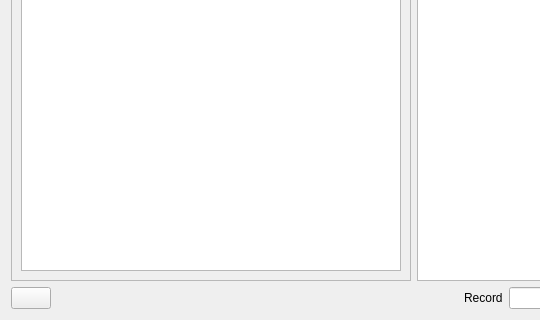
This is andenet/browser_widget.ui in persts/BBoxEE as Qt 5 draws it before an edit; both pictures show x 0 to 540 and y 300 to 620 of the 1049 by 620 pixel window. The edited form follows.
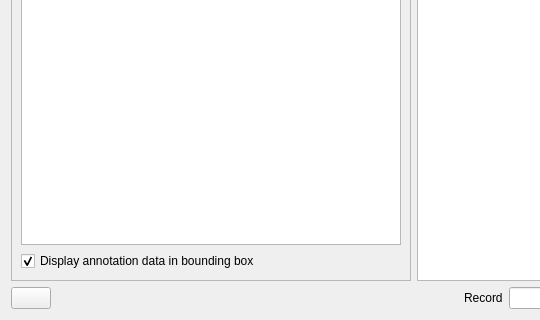
This is the edited form. Icons and pictures are not drawn.

Commit message: Added metadata display options

```diff
--- a/andenet/browser_widget.ui
+++ b/andenet/browser_widget.ui
@@ -28,15 +28,17 @@
      <property name="frameShadow">
       <enum>QFrame::Raised</enum>
      </property>
-     <layout class="QGridLayout" name="gridLayout">
-      <item row="0" column="0">
+     <layout class="QVBoxLayout" name="verticalLayout">
+      <item>
+       <layout class="QHBoxLayout" name="horizontalLayout_2">
+        <item>
        <widget class="QPushButton" name="pushButtonSelectDirectory">
         <property name="text">
          <string>Select Directory</string>
         </property>
        </widget>
       </item>
-      <item row="0" column="1">
+        <item>
        <spacer name="horizontalSpacer_3">
         <property name="orientation">
          <enum>Qt::Horizontal</enum>
@@ -49,7 +51,9 @@
         </property>
        </spacer>
       </item>
-      <item row="1" column="0" colspan="2">
+       </layout>
+      </item>
+      <item>
        <widget class="QTextBrowser" name="textBrowser">
         <property name="maximumSize">
          <size>
@@ -59,6 +63,16 @@
         </property>
        </widget>
       </item>
+      <item>
+       <widget class="QCheckBox" name="checkBoxDisplayAnnotationData">
+        <property name="text">
+         <string>Display annotation data in bounding box</string>
+        </property>
+        <property name="checked">
+         <bool>true</bool>
+        </property>
+       </widget>
+      </item>
      </layout>
     </widget>
    </item>
```
Left out of the diff: 4 changed lines with no effect on the pictures. Lines whose indentation alone changed are shown as unchanged. The commit also changes 3 other files.
